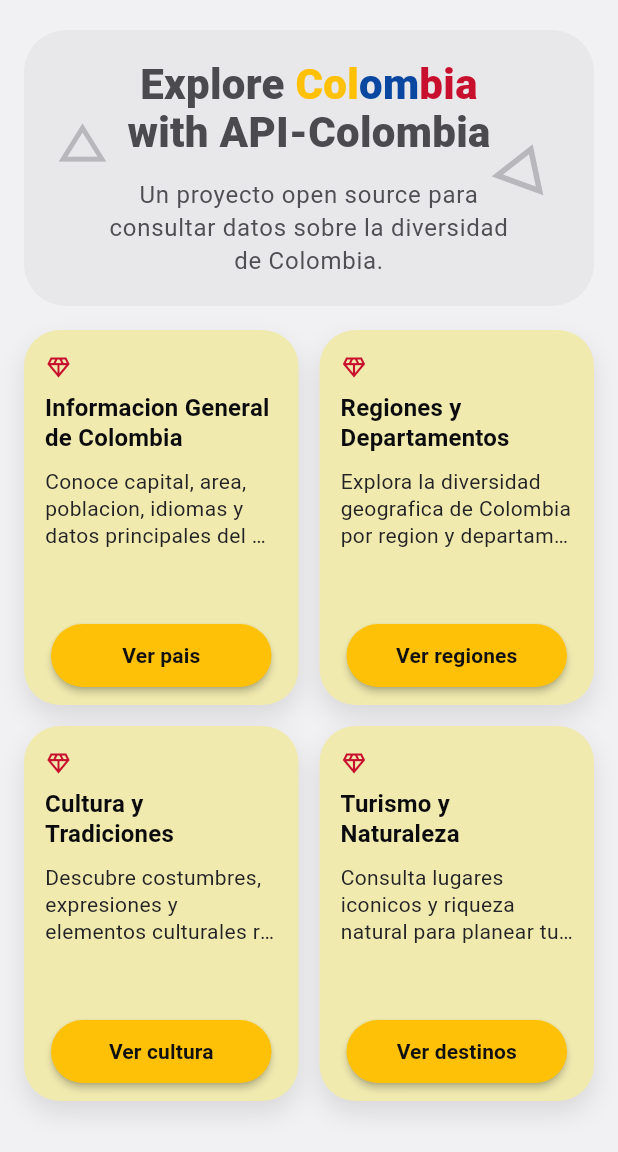
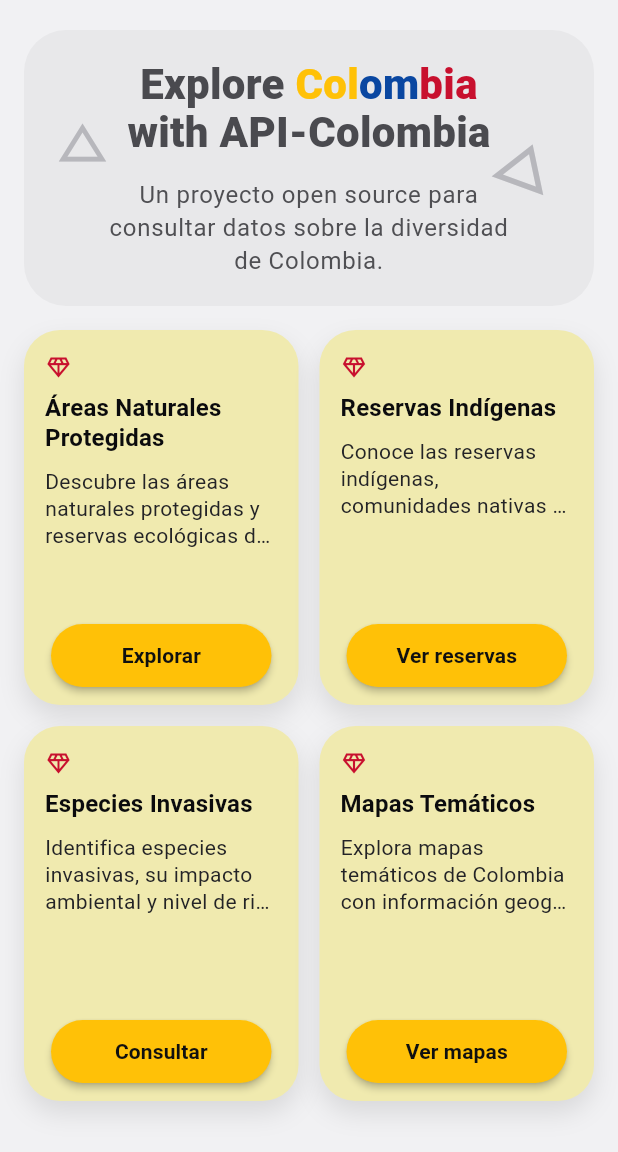
Before and after one commit to JSebasAM/Desarrollo-Movil, a Flutter app: the screen it shows after launch, on a phone screen of 412 x 824 dp, the part 84-1236 px from its top. Run offline on Flutter 3.47's test engine with Material 3 defaults, Android fonts, the phone set to English and light mode, and no system bars; our stand-ins replace flutter_dotenv, go_router.

Commit message:
feat: Implementación de la integración de la API y esquema para Areas Naturales - rutas/navegación/diseño

```diff
--- a/lib/models/tiposAreaNatural.dart
+++ b/lib/models/tiposAreaNatural.dart
@@ -11,9 +11,9 @@ class AreaNaturalModel {
 
   factory AreaNaturalModel.fromJson(Map<String, dynamic> json) {
     return AreaNaturalModel(
-      id: json['id'],
-      nombre: json['nombre'],
-      descripcion: json['descripcion'],
+      id: json['id'] ?? 0,
+      nombre: (json['nombre'] ?? json['name'] ?? '').toString(),
+      descripcion: (json['descripcion'] ?? json['description'] ?? '').toString(),
     );
   }
 }
--- a/lib/routes/app_router.dart
+++ b/lib/routes/app_router.dart
@@ -1,3 +1,5 @@
+import 'package:desarollo_movil/views/areasNaturales/areaNaturalListView.dart';
+import 'package:desarollo_movil/views/areasNaturales/detallesAreasNaturales.dart';
 import 'package:go_router/go_router.dart';
 import 'package:desarollo_movil/views/ciclo_vida/ciclo_vida_screen.dart';
 import 'package:desarollo_movil/views/future/future_screen.dart';
@@ -53,5 +55,19 @@ final GoRouter appRouter = GoRouter(
       name: 'isolate',
       builder: (context, state) => const IsolateScreen(),
     ),
+    //!Ruta para el listado de áreas naturales
+    GoRoute(
+      path: '/area-natural',
+      builder: (context, state) => const Areanaturallistview(),
+    ),
+    //!Ruta para el detalle con parámetros
+    GoRoute(
+      path:
+          '/area-natural/:id',
+      builder: (context, state) {
+        final id = state.pathParameters['id']!;
+        return Detallesareasnaturales(id: int.parse(id));
+      },
+    ),
   ],
 );
--- a/lib/views/home/home_screen.dart
+++ b/lib/views/home/home_screen.dart
@@ -1,4 +1,5 @@
 import 'package:flutter/material.dart';
+import 'package:go_router/go_router.dart';
 import '../../widgets/custom_drawer.dart';
 
 class HomeCardItem {
@@ -20,33 +21,46 @@ class HomeScreen extends StatelessWidget {
 
   static const List<HomeCardItem> _defaultCards = [
     HomeCardItem(
-      title: 'Informacion General de Colombia',
+      title: 'Áreas Naturales Protegidas',
       description:
-          'Conoce capital, area, poblacion, idiomas y datos principales del pais.',
-      buttonLabel: 'Ver pais',
+          'Descubre las áreas naturales protegidas y reservas ecológicas de Colombia.',
+      buttonLabel: 'Explorar',
     ),
     HomeCardItem(
-      title: 'Regiones y Departamentos',
+      title: 'Reservas Indígenas',
       description:
-          'Explora la diversidad geografica de Colombia por region y departamento.',
-      buttonLabel: 'Ver regiones',
+          'Conoce las reservas indígenas, comunidades nativas y su distribución por departamento.',
+      buttonLabel: 'Ver reservas',
     ),
     HomeCardItem(
-      title: 'Cultura y Tradiciones',
+      title: 'Especies Invasivas',
       description:
-          'Descubre costumbres, expresiones y elementos culturales representativos.',
-      buttonLabel: 'Ver cultura',
+          'Identifica especies invasivas, su impacto ambiental y nivel de riesgo en Colombia.',
+      buttonLabel: 'Consultar',
     ),
     HomeCardItem(
-      title: 'Turismo y Naturaleza',
+      title: 'Mapas Temáticos',
       description:
-          'Consulta lugares iconicos y riqueza natural para planear tus rutas.',
-      buttonLabel: 'Ver destinos',
+          'Explora mapas temáticos de Colombia con información geográfica y territorial.',
+      buttonLabel: 'Ver mapas',
     ),
   ];
 
   void _onCardTap(BuildContext context, HomeCardItem item) {
-    // TODO: Agregar navegacion o accion especifica para cada card.
+    switch (item.title) {
+      case 'Áreas Naturales Protegidas':
+        context.push('/area-natural');
+        break;
+      case 'Reservas Indígenas':
+        context.push('/reservas-indigenas');
+        break;
+      case 'Especies Invasivas':
+        context.push('/especies-invasivas');
+        break;
+      case 'Mapas Temáticos':
+        context.push('/mapas');
+        break;
+    }
   }
 
   @override
--- a/pubspec.yaml
+++ b/pubspec.yaml
@@ -35,6 +35,8 @@ dependencies:
   # Use with the CupertinoIcons class for iOS style icons.
   cupertino_icons: ^1.0.8
   go_router: ^14.0.0
+  http: ^1.6.0
+  flutter_dotenv: ^6.0.1
 
 dev_dependencies:
   flutter_test:
@@ -60,6 +62,7 @@ flutter:
 
   assets:
     - lib/assets/
+    - lib/config/.env
 
   # An image asset can refer to one or more resolution-specific "variants", see
   # https://flutter.dev/to/resolution-aware-images
```
Also changed, not shown: lib/main.dart (+9 -1 lines), lib/services/areaNaturalService.dart (added, +37 -0 lines), lib/views/areasNaturales/areaNaturalListView.dart (added, +92 -0 lines), lib/views/areasNaturales/detallesAreasNaturales.dart (added, +84 -0 lines), lib/widgets/base_view.dart (+12 -1 lines), 1 other file.
